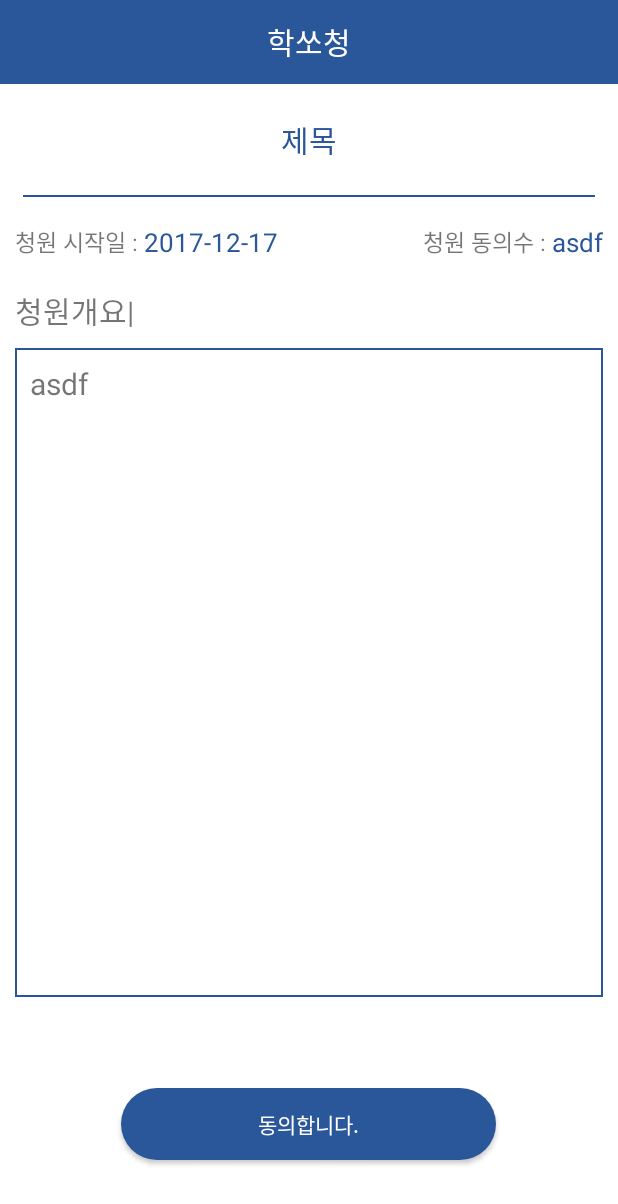
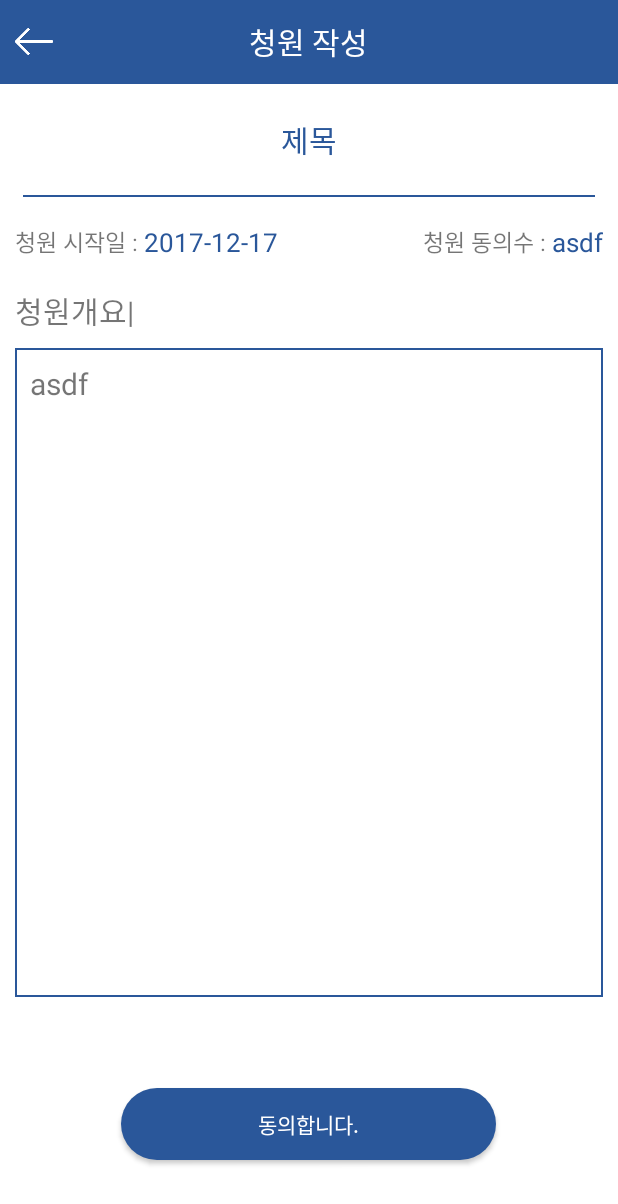
Before and after one commit to Woopa01/AppJam_HSC, an Android app: the layout layout_viewpage.xml on its own in the app's theme, with its tools: preview values and no code run, on a phone screen of 412 x 824 dp. Shown: the top 1204 px of the screen. Run offline under Robolectric (Android 15) with nearby library versions, the phone set to English and light mode, and no system bars.

Commit message:
add backbutton

```diff
--- a/app/src/main/res/layout/layout_viewpage.xml
+++ b/app/src/main/res/layout/layout_viewpage.xml
@@ -6,25 +6,36 @@
     android:orientation="vertical"
     android:background="#ffffff">
 
+
     <android.support.v7.widget.Toolbar
+        android:id="@+id/toolbar"
         android:layout_width="match_parent"
         android:layout_height="?attr/actionBarSize"
+        android:layout_alignParentTop="true"
+        android:layout_centerHorizontal="true"
+        android:background="@color/colorPrimary"
         app:contentInsetStart="0dp">
 
         <RelativeLayout
             android:layout_width="match_parent"
             android:layout_height="match_parent"
-            android:background="@color/colorPrimary"
-            android:gravity="center_vertical|center_horizontal">
+            android:background="@color/colorPrimary">
+
+            <ImageView
+                android:layout_width="25dp"
+                android:layout_height="30dp"
+                android:layout_centerVertical="true"
+                android:layout_margin="10dp"
+                android:src="@drawable/back_icon" />
 
             <TextView
                 android:layout_width="wrap_content"
                 android:layout_height="wrap_content"
-                android:text="학쏘청"
+                android:layout_centerInParent="true"
+                android:text="청원 작성"
                 android:textColor="#ffffff"
                 android:textSize="20sp" />
         </RelativeLayout>
-
     </android.support.v7.widget.Toolbar>
 
     <LinearLayout
```
